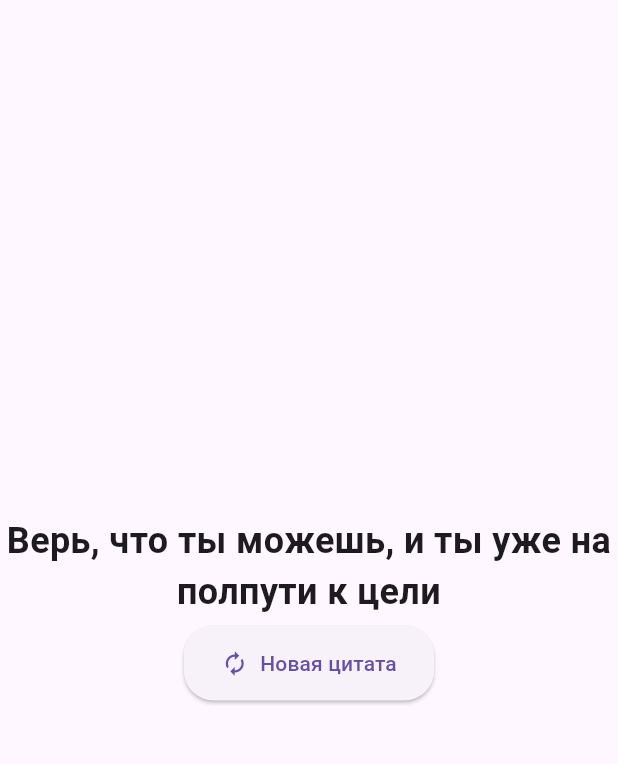
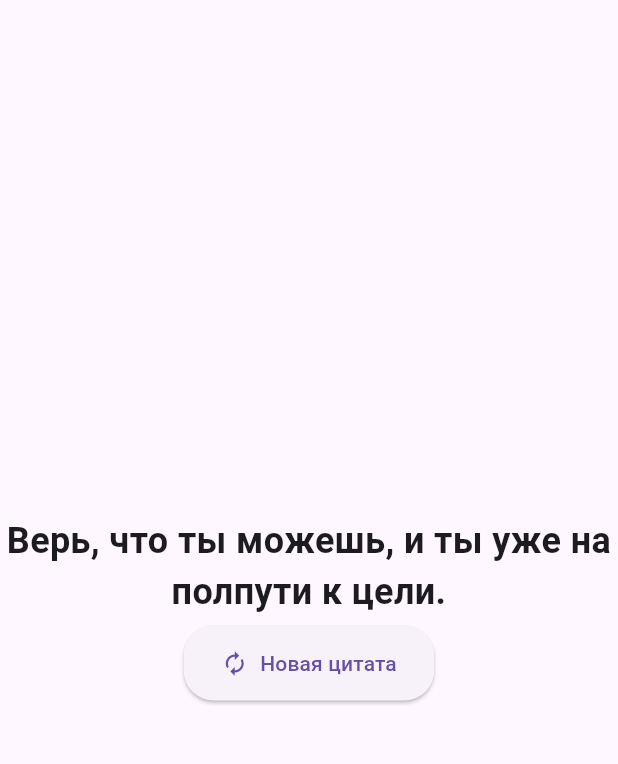
Before and after one commit to AnnaYakushina1328/test_project, a Flutter app: the screen it shows after launch, after a tap on "Новая цитата", on a phone screen of 412 x 824 dp, the part 63-827 px from its top. Run offline on Flutter 3.47's test engine with Material 3 defaults, Android fonts, the phone set to English and light mode, and no system bars.

Commit message:
мелкие правочки

```diff
--- a/lib/main.dart
+++ b/lib/main.dart
@@ -48,10 +48,10 @@ class MyHomePage extends StatefulWidget {
 class _MyHomePageState extends State<MyHomePage>
     with SingleTickerProviderStateMixin {
   List<String> quotes = [
-    'Верь, что ты можешь, и ты уже на полпути к цели',
-    'Действуй так, как будто то, что ты делаешь, имеет значение. Это действительно так',
+    'Верь, что ты можешь, и ты уже на полпути к цели.',
+    'Действуй так, как будто то, что ты делаешь, имеет значение. Это действительно так.',
     'Успех не окончательный, неудача не фатальна: главное - мужество продолжать.',
-    'Единственное ограничение для нашего осознания завтрашнего дня - это наши сегодняшние сомнения',
+    'Единственное ограничение для нашего осознания завтрашнего дня - это наши сегодняшние сомнения.',
     'Твоё время ограничено, так что не трать его впустую, живя чужой жизнью.'
   ];
   String displayText = 'Привет, Флаттер!';
```
